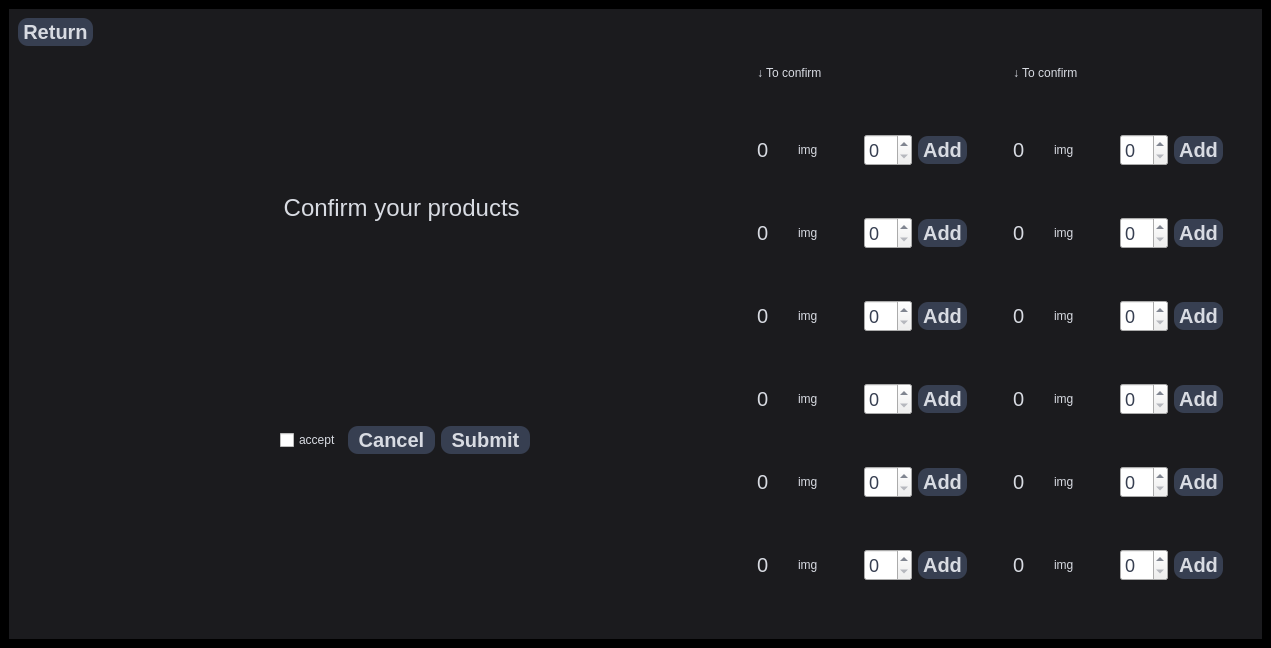
Old version of the form LinuxProject/mainwindow.ui in the repository Skalik2/LinuxAppCpp.
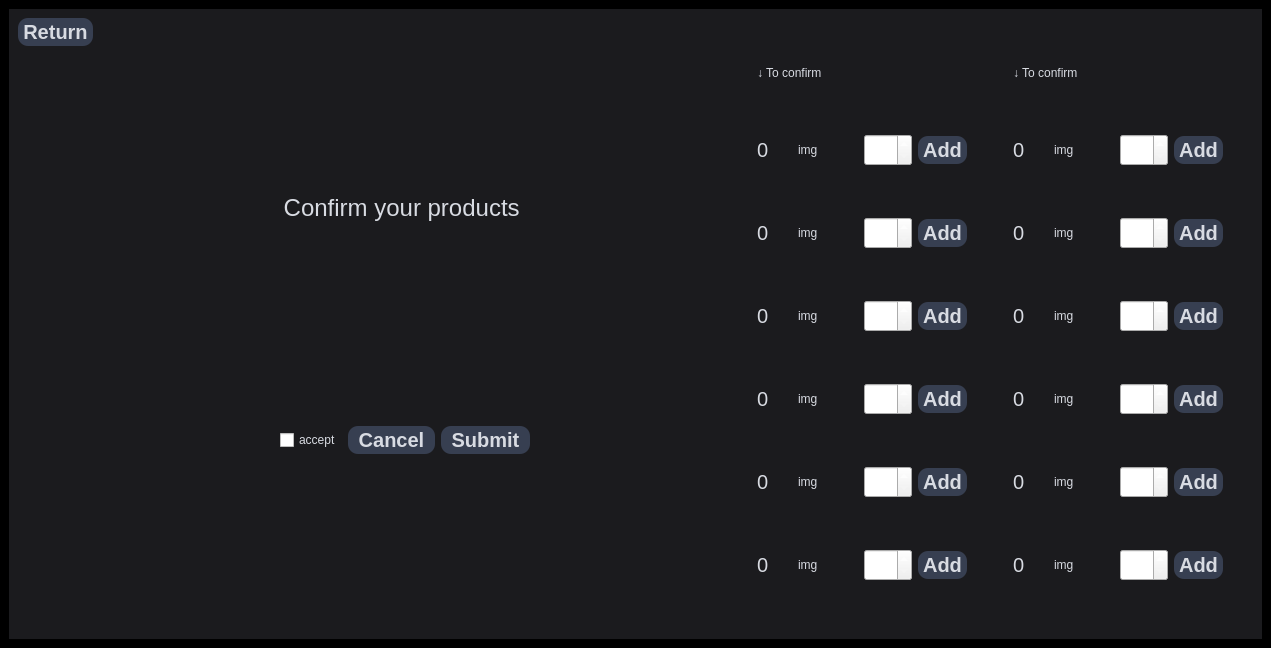
New version of the form. The open tabs and pages were chosen to show the change.

Patch:
```diff
--- a/LinuxProject/mainwindow.ui
+++ b/LinuxProject/mainwindow.ui
@@ -264,7 +264,7 @@
 }
 QSpinBox{
 background-color: none;
-color: #373F51;
+color: #ffffff;
 width: 26px;
 height: 26px;
 font: 18px;
```
Left out of the diff: 2 changed lines with no effect on the pictures.
